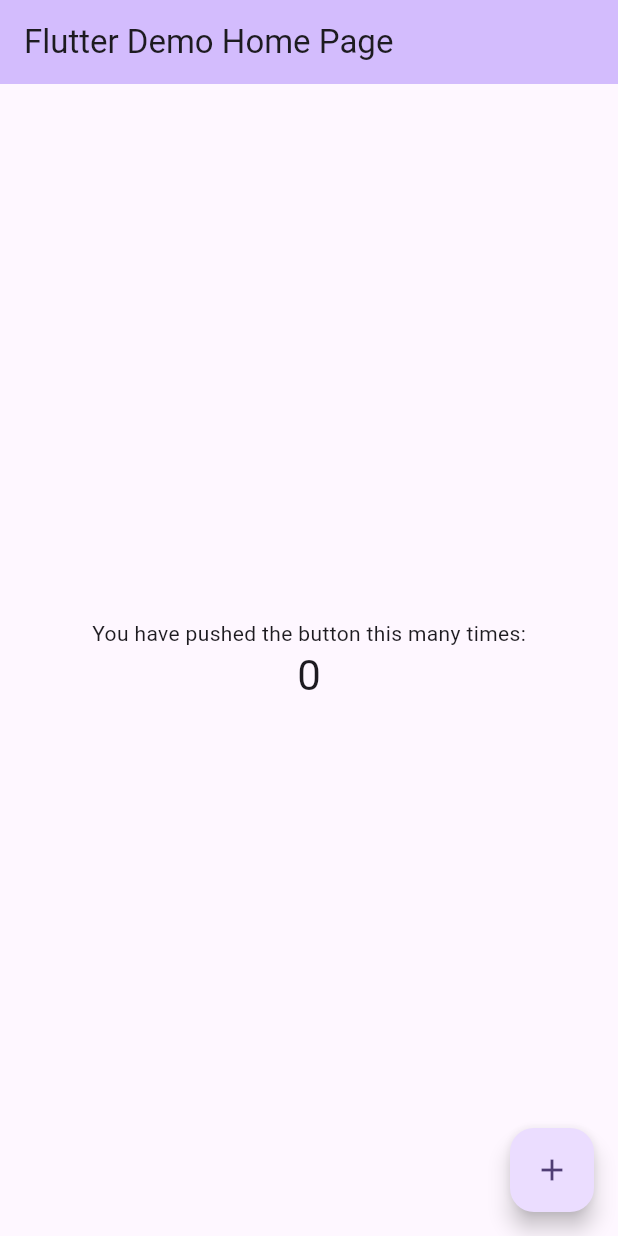
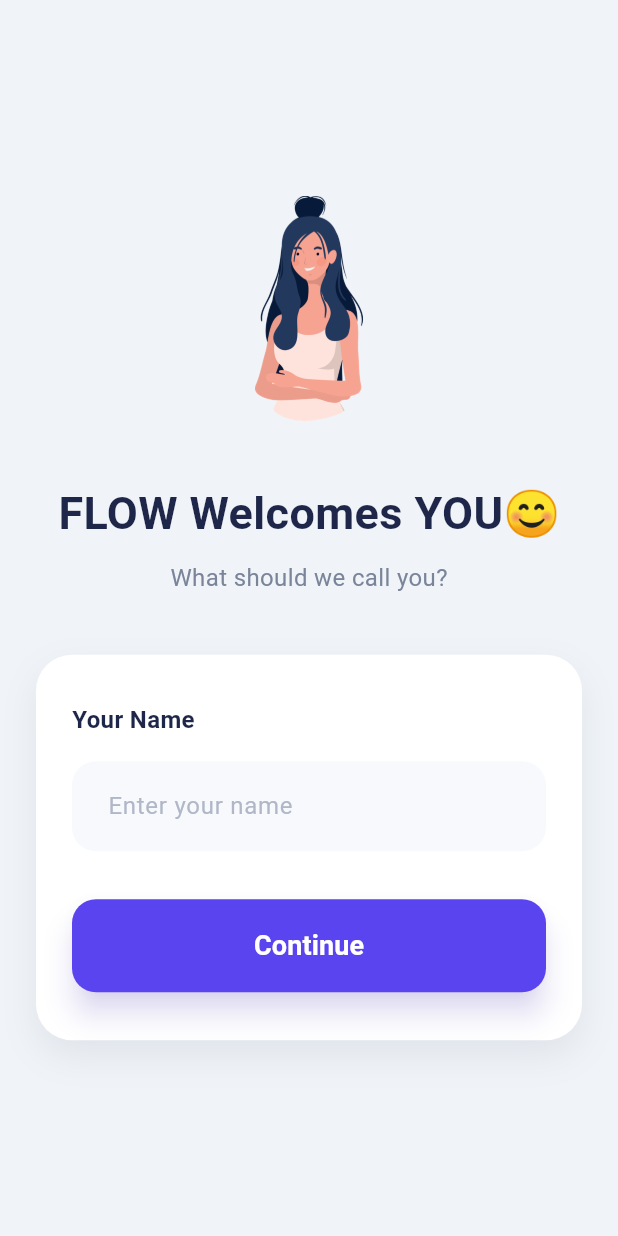
Before and after one commit to saksham-09-design/flow_period_tracker, a Flutter app: the screen it shows after launch, on a phone screen of 412 x 824 dp. Run offline on Flutter 3.47's test engine with Material 3 defaults, Android fonts, the light colour scheme and no system bars; our stand-ins replace hive, hive_flutter; accounts and stored records are empty.

Commit message:
Implemented The Login Screen

```diff
--- /dev/null
+++ b/lib/login_screen.dart
@@ -0,0 +1,208 @@
+import 'package:flow_period_tracker/main_page.dart';
+import 'package:flutter/material.dart';
+import 'package:hive/hive.dart';
+
+class LoginScreen extends StatefulWidget {
+  const LoginScreen({super.key});
+
+  @override
+  State<StatefulWidget> createState() => _LoginScreenState();
+}
+
+class _LoginScreenState extends State<LoginScreen> {
+  final TextEditingController _nameController = TextEditingController();
+  late Box userName;
+  String uName = "";
+
+  // Explicitly manage the FocusNode
+  late FocusNode _nameFocusNode;
+
+  @override
+  void initState() {
+    super.initState();
+
+    userName = Hive.box('userName');
+    _nameController.text = userName.get('name', defaultValue: '');
+    _nameFocusNode = FocusNode();
+
+    // Post-frame callback ensures the context is ready for navigation
+    WidgetsBinding.instance.addPostFrameCallback((_) {
+      _initApp();
+    });
+  }
+
+  Future<void> _loadUserName() async {
+    uName = userName.get('name') ?? "Guest";
+    print(uName);
+  }
+
+  Future<void> _initApp() async {
+    await _loadUserName();
+    if (uName != 'Guest') {
+      Navigator.pushReplacement(
+        context,
+        MaterialPageRoute(builder: (context) => const MainPage()),
+      );
+    }
+  }
+
+  @override
+  void dispose() {
+    // Clean up controllers and focus node
+    _nameController.dispose();
+    _nameFocusNode.dispose();
+    super.dispose();
+  }
+
+  void _saveName() {
+    String name = _nameController.text.trim();
+    if (name.isNotEmpty) {
+      userName.put('name', name);
+      // Dismiss the keyboard
+      FocusScope.of(context).unfocus();
+      ScaffoldMessenger.of(context).showSnackBar(
+        SnackBar(
+          content: Text('Welcome, $name!',
+              style: const TextStyle(color: Colors.white)),
+          backgroundColor: const Color(0xFF5A44F0),
+        ),
+      );
+    }
+  }
+
+  void _continue() {
+    _saveName();
+    Navigator.pushReplacement(
+      context,
+      MaterialPageRoute(builder: (context) => const MainPage()),
+    );
+  }
+
+  @override
+  Widget build(BuildContext context) {
+    return Scaffold(
+      backgroundColor: const Color(0xFFF0F4F8), // A very light, modern gray
+      body: Center(
+        child: SingleChildScrollView(
+          padding: const EdgeInsets.all(24),
+          child: Column(
+            mainAxisAlignment: MainAxisAlignment.center,
+            children: [
+              //  Modern Logo or Image
+              // Make sure to have a light-themed logo
+              SizedBox(
+                height: 150,
+                child: Image.asset(
+                  "assets/images/girl.png", // Use a placeholder or your own image
+                  fit: BoxFit.contain,
+                ),
+              ),
+              const SizedBox(height: 40),
+
+              //  Title and Subtitle
+              const Text(
+                "FLOW Welcomes YOU😊",
+                style: TextStyle(
+                  color: Color(0xFF1E2749), // Dark, deep blue-gray
+                  fontSize: 30,
+                  fontWeight: FontWeight.bold,
+                ),
+              ),
+              const SizedBox(height: 10),
+              const Text(
+                "What should we call you?",
+                style: TextStyle(
+                  color: Color(0xFF7B859A), // Soft, muted gray for subtitle
+                  fontSize: 16,
+                ),
+              ),
+              const SizedBox(height: 40),
+
+              // Card Container
+              Container(
+                padding:
+                    const EdgeInsets.symmetric(horizontal: 24, vertical: 32),
+                decoration: BoxDecoration(
+                  color: Colors.white,
+                  borderRadius: BorderRadius.circular(24),
+                  boxShadow: [
+                    BoxShadow(
+                      color: const Color(0xFF1E2749).withOpacity(0.08),
+                      blurRadius: 20,
+                      offset: const Offset(0, 10),
+                    ),
+                  ],
+                ),
+                child: Column(
+                  crossAxisAlignment: CrossAxisAlignment.start,
+                  children: [
+                    const Text(
+                      'Your Name',
+                      style: TextStyle(
+                        fontSize: 16,
+                        fontWeight: FontWeight.w600,
+                        color: Color(0xFF1E2749),
+                      ),
+                    ),
+                    const SizedBox(height: 16),
+                    TextField(
+                      controller: _nameController,
+                      // Assign the FocusNode to the TextField
+                      focusNode: _nameFocusNode,
+                      decoration: InputDecoration(
+                        hintText: 'Enter your name',
+                        hintStyle: const TextStyle(color: Color(0xFFB0B8C8)),
+                        filled: true,
+                        fillColor: const Color(
+                            0xFFF7F9FC), // Very light gray for the field background
+                        border: OutlineInputBorder(
+                          borderRadius: BorderRadius.circular(16),
+                          borderSide: BorderSide.none,
+                        ),
+                        focusedBorder: OutlineInputBorder(
+                          borderRadius: BorderRadius.circular(16),
+                          borderSide: const BorderSide(
+                            color: Color(
+                                0xFF5A44F0), // A vibrant blue-violet for focus
+                            width: 2,
+                          ),
+                        ),
+                        contentPadding: const EdgeInsets.symmetric(
+                            horizontal: 20, vertical: 18),
+                      ),
+                      style: const TextStyle(color: Color(0xFF1E2749)),
+                    ),
+                    const SizedBox(height: 32),
+                    SizedBox(
+                      width: double.infinity,
+                      child: ElevatedButton(
+                        style: ElevatedButton.styleFrom(
+                          backgroundColor: const Color(0xFF5A44F0),
+                          shape: RoundedRectangleBorder(
+                            borderRadius: BorderRadius.circular(16),
+                          ),
+                          padding: const EdgeInsets.symmetric(vertical: 18),
+                          elevation: 8,
+                          shadowColor: const Color(0xFF5A44F0).withOpacity(0.3),
+                        ),
+                        onPressed: _continue,
+                        child: const Text(
+                          'Continue',
+                          style: TextStyle(
+                            color: Colors.white,
+                            fontSize: 18,
+                            fontWeight: FontWeight.bold,
+                          ),
+                        ),
+                      ),
+                    ),
+                  ],
+                ),
+              ),
+            ],
+          ),
+        ),
+      ),
+    );
+  }
+}
--- a/lib/main.dart
+++ b/lib/main.dart
@@ -1,125 +1,23 @@
+import 'package:flow_period_tracker/login_screen.dart';
 import 'package:flutter/material.dart';
+import 'package:hive_flutter/adapters.dart';
 
-void main() {
+
+void main() async {
+  WidgetsFlutterBinding.ensureInitialized();
+  await Hive.initFlutter();
+  await Hive.openBox('userName');
   runApp(const MyApp());
 }
 
 class MyApp extends StatelessWidget {
   const MyApp({super.key});
 
-  // This widget is the root of your application.
   @override
   Widget build(BuildContext context) {
-    return MaterialApp(
-      title: 'Flutter Demo',
-      theme: ThemeData(
-        // This is the theme of your application.
-        //
-        // TRY THIS: Try running your application with "flutter run". You'll see
-        // the application has a purple toolbar. Then, without quitting the app,
-        // try changing the seedColor in the colorScheme below to Colors.green
-        // and then invoke "hot reload" (save your changes or press the "hot
-        // reload" button in a Flutter-supported IDE, or press "r" if you used
-        // the command line to start the app).
-        //
-        // Notice that the counter didn't reset back to zero; the application
-        // state is not lost during the reload. To reset the state, use hot
-        // restart instead.
-        //
-        // This works for code too, not just values: Most code changes can be
-        // tested with just a hot reload.
-        colorScheme: ColorScheme.fromSeed(seedColor: Colors.deepPurple),
-        useMaterial3: true,
-      ),
-      home: const MyHomePage(title: 'Flutter Demo Home Page'),
+    return const MaterialApp(
+      title: "Flow",
+      home: LoginScreen(),
     );
   }
 }
-
-class MyHomePage extends StatefulWidget {
-  const MyHomePage({super.key, required this.title});
-
-  // This widget is the home page of your application. It is stateful, meaning
-  // that it has a State object (defined below) that contains fields that affect
-  // how it looks.
-
-  // This class is the configuration for the state. It holds the values (in this
-  // case the title) provided by the parent (in this case the App widget) and
-  // used by the build method of the State. Fields in a Widget subclass are
-  // always marked "final".
-
-  final String title;
-
-  @override
-  State<MyHomePage> createState() => _MyHomePageState();
-}
-
-class _MyHomePageState extends State<MyHomePage> {
-  int _counter = 0;
-
-  void _incrementCounter() {
-    setState(() {
-      // This call to setState tells the Flutter framework that something has
-      // changed in this State, which causes it to rerun the build method below
-      // so that the display can reflect the updated values. If we changed
-      // _counter without calling setState(), then the build method would not be
-      // called again, and so nothing would appear to happen.
-      _counter++;
-    });
-  }
-
-  @override
-  Widget build(BuildContext context) {
-    // This method is rerun every time setState is called, for instance as done
-    // by the _incrementCounter method above.
-    //
-    // The Flutter framework has been optimized to make rerunning build methods
-    // fast, so that you can just rebuild anything that needs updating rather
-    // than having to individually change instances of widgets.
-    return Scaffold(
-      appBar: AppBar(
-        // TRY THIS: Try changing the color here to a specific color (to
-        // Colors.amber, perhaps?) and trigger a hot reload to see the AppBar
-        // change color while the other colors stay the same.
-        backgroundColor: Theme.of(context).colorScheme.inversePrimary,
-        // Here we take the value from the MyHomePage object that was created by
-        // the App.build method, and use it to set our appbar title.
-        title: Text(widget.title),
-      ),
-      body: Center(
-        // Center is a layout widget. It takes a single child and positions it
-        // in the middle of the parent.
-        child: Column(
-          // Column is also a layout widget. It takes a list of children and
-          // arranges them vertically. By default, it sizes itself to fit its
-          // children horizontally, and tries to be as tall as its parent.
-          //
-          // Column has various properties to control how it sizes itself and
-          // how it positions its children. Here we use mainAxisAlignment to
-          // center the children vertically; the main axis here is the vertical
-          // axis because Columns are vertical (the cross axis would be
-          // horizontal).
-          //
-          // TRY THIS: Invoke "debug painting" (choose the "Toggle Debug Paint"
-          // action in the IDE, or press "p" in the console), to see the
-          // wireframe for each widget.
-          mainAxisAlignment: MainAxisAlignment.center,
-          children: <Widget>[
-            const Text(
-              'You have pushed the button this many times:',
-            ),
-            Text(
-              '$_counter',
-              style: Theme.of(context).textTheme.headlineMedium,
-            ),
-          ],
-        ),
-      ),
-      floatingActionButton: FloatingActionButton(
-        onPressed: _incrementCounter,
-        tooltip: 'Increment',
-        child: const Icon(Icons.add),
-      ), // This trailing comma makes auto-formatting nicer for build methods.
-    );
-  }
-}
--- /dev/null
+++ b/lib/main_page.dart
@@ -0,0 +1,21 @@
+import 'package:flutter/material.dart';
+
+class MainPage extends StatefulWidget {
+  const MainPage({super.key});
+
+  @override
+  State<StatefulWidget> createState() => _MainPageState();
+}
+class _MainPageState extends State<MainPage> {
+  @override
+  Widget build(BuildContext context) {
+    return Scaffold(
+      appBar: AppBar(
+        title: const Text('Main Page'),
+      ),
+      body: const Center(
+        child: Text('Welcome to the Main Page!'),
+      ),
+    );
+  }
+}
--- /dev/null
+++ b/lib/utils/app_colors.dart
@@ -0,0 +1,11 @@
+import 'package:flutter/material.dart';
+
+class AppColors {
+  static const Color primaryAccent = Color(0xFF5A44F0); // Existing purple/blue
+  static const Color mainBackground = Color(0xFFF8F5F9); // Very light, soft off-white/pinkish
+  static const Color secondaryAccent = Color(0xFFE0BBE4); // Muted lavender/pink
+  static const Color textDark = Color(0xFF4A4A4A); // Dark grey
+  static const Color textMedium = Color(0xFF888888); // Medium grey
+  static const Color success = Color(0xFF8FD14F); // Soft green
+  static const Color warning = Color(0xFFF08080); // Soft red/coral
+}
--- a/pubspec.yaml
+++ b/pubspec.yaml
@@ -30,6 +30,8 @@ environment:
 dependencies:
   flutter:
     sdk: flutter
+  hive: ^2.2.3
+  hive_flutter: ^1.1.0
 
 
   # The following adds the Cupertino Icons font to your application.
@@ -59,8 +61,8 @@ flutter:
   uses-material-design: true
 
   # To add assets to your application, add an assets section, like this:
-  # assets:
-  #   - images/a_dot_burr.jpeg
+  assets:
+    - assets/images/
   #   - images/a_dot_ham.jpeg
 
   # An image asset can refer to one or more resolution-specific "variants", see
```
Also changed, not shown: assets/images/girl.png (added), pubspec.lock, 1 other file.
